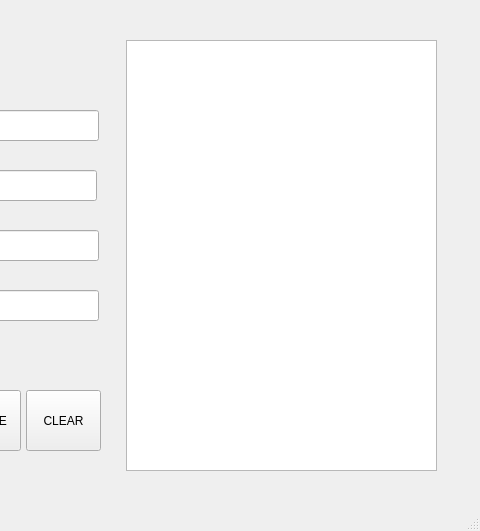
The window that crud.ui (nikhil-amin/Gym-Management) describes before a commit, drawn with Qt 5; both pictures show x 244 to 724 and y 0 to 531 of the 724 by 531 pixel window.
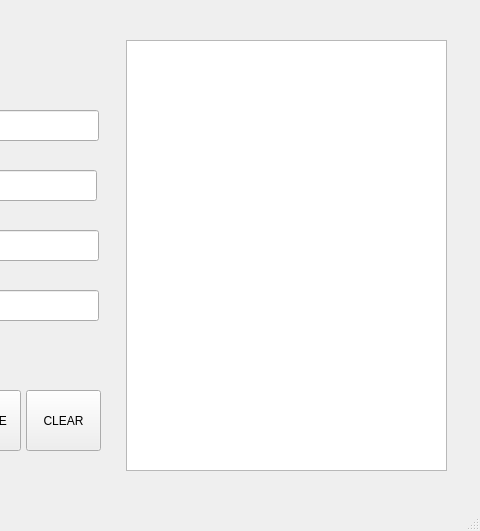
The same window after the commit.

Commit message: replaced listWidget with tableWidget

```diff
--- a/crud.ui
+++ b/crud.ui
@@ -14,16 +14,6 @@
    <string>Gym Management System</string>
   </property>
   <widget class="QWidget" name="centralwidget">
-   <widget class="QListWidget" name="listWidget">
-    <property name="geometry">
-     <rect>
-      <x>370</x>
-      <y>40</y>
-      <width>311</width>
-      <height>431</height>
-     </rect>
-    </property>
-   </widget>
    <widget class="QPushButton" name="pushButton_add">
     <property name="geometry">
      <rect>
@@ -241,6 +231,21 @@
      <string>Email ID:</string>
     </property>
    </widget>
+   <widget class="QTableWidget" name="tableWidget">
+    <property name="geometry">
+     <rect>
+      <x>370</x>
+      <y>40</y>
+      <width>321</width>
+      <height>431</height>
+     </rect>
+    </property>
+    <property name="font">
+     <font>
+      <pointsize>10</pointsize>
+     </font>
+    </property>
+   </widget>
   </widget>
   <widget class="QStatusBar" name="statusbar"/>
  </widget>
```
The commit also changes 2 other files.
